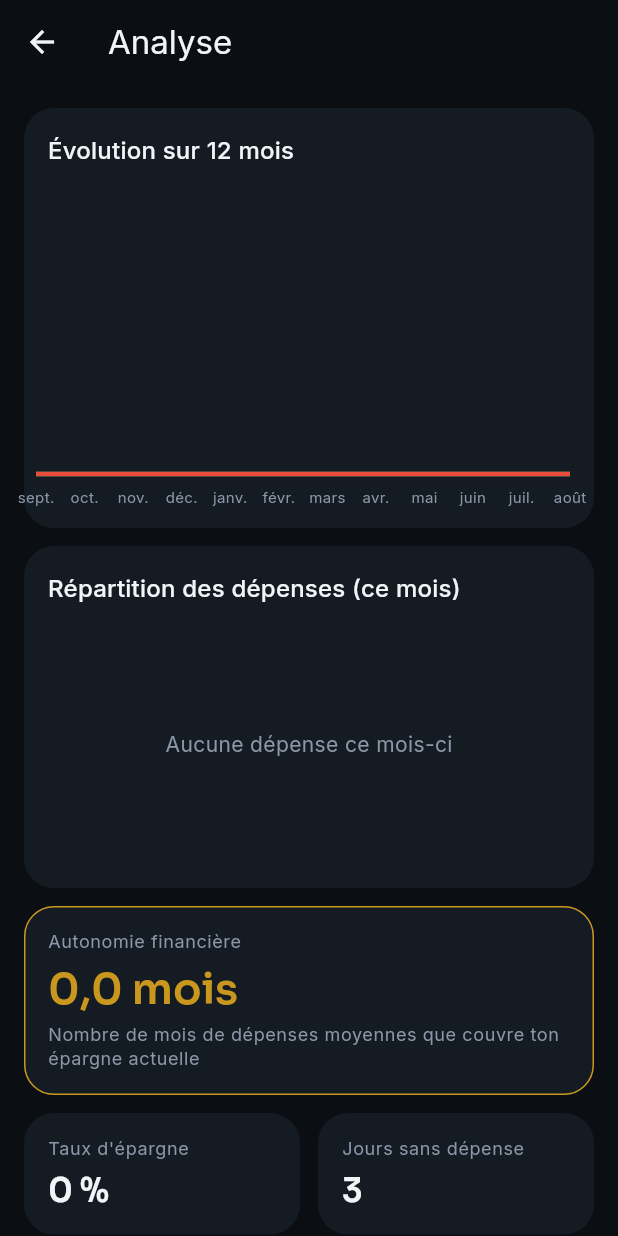
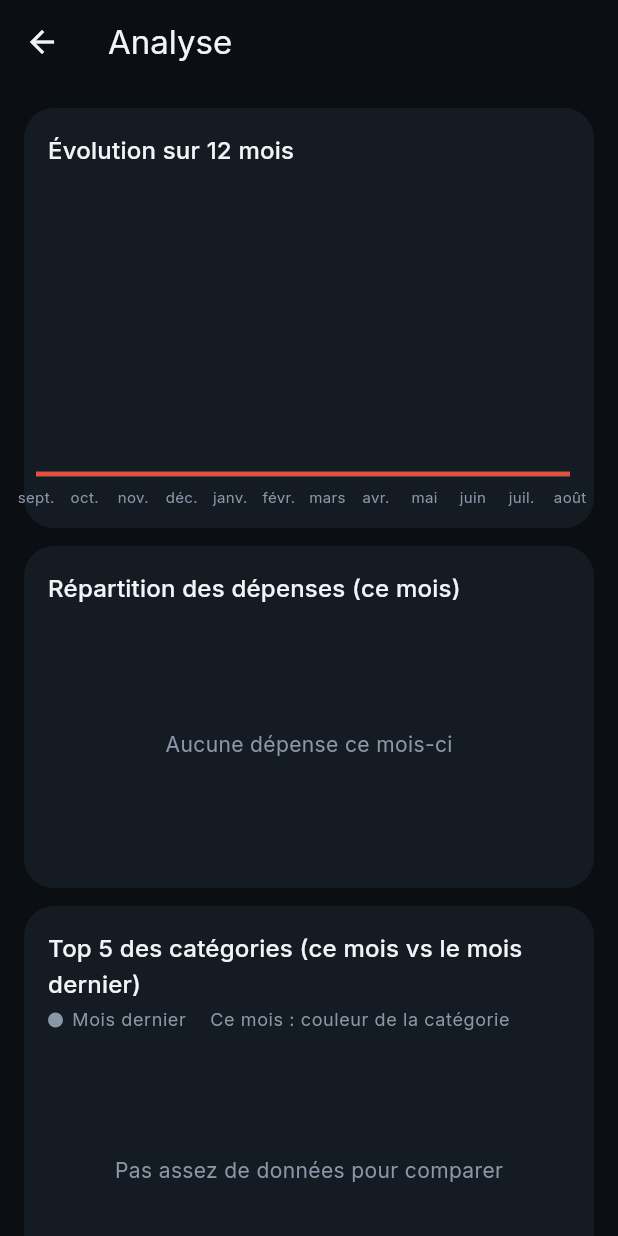
Before and after one commit to Phnix01/koudi_na, a Flutter app: the AnalyseScreen screen opened directly, on a phone screen of 412 x 824 dp. Run offline on Flutter 3.47's test engine with Material 3 defaults, Android fonts, the phone set to English and light mode, and no system bars; drawn by our look-alikes of fl_chart; our stand-ins replace csv, flutter_riverpod, google_fonts, hive_ce, hive_ce_flutter, phosphor_flutter and 1 more; accounts and stored records are empty; statements that could not run were skipped.

Commit message:
feat: Ajouter la comparaison mensuelle et le graphique associé à l'écran d'analyse

```diff
--- /dev/null
+++ b/lib/logic/services/comparaison_mensuelle.dart
@@ -0,0 +1,67 @@
+import '../../data/models/categorie.dart';
+import '../../data/models/transaction.dart';
+import '../../data/models/type_mouvement.dart';
+
+/// Dépenses d'une catégorie ce mois-ci et le mois précédent, avec la
+/// variation en pourcentage (section 5.1 et 5.2). `variationPourcent`
+/// est `null` quand la catégorie n'avait aucune dépense le mois
+/// précédent : une variation en pourcentage depuis zéro n'a pas de sens.
+typedef ComparaisonCategorie = ({
+  Categorie categorie,
+  int moisCourant,
+  int moisPrecedent,
+  double? variationPourcent,
+});
+
+/// Triée par dépense du mois courant, décroissante. Fonction pure —
+/// aucun accès à Hive ici.
+List<ComparaisonCategorie> calculerComparaisonMensuelle(
+  List<Transaction> transactions,
+  List<Categorie> categories, {
+  DateTime? maintenant,
+}) {
+  final reference = maintenant ?? DateTime.now();
+  final moisPrecedentRef = DateTime(reference.year, reference.month - 1);
+  final categorieParId = {for (final c in categories) c.id: c};
+
+  final moisCourantParCategorie = <String, int>{};
+  final moisPrecedentParCategorie = <String, int>{};
+
+  for (final transaction in transactions) {
+    if (transaction.type != TypeMouvement.depense) continue;
+    if (transaction.date.year == reference.year &&
+        transaction.date.month == reference.month) {
+      moisCourantParCategorie[transaction.categorieId] =
+          (moisCourantParCategorie[transaction.categorieId] ?? 0) +
+          transaction.montant;
+    } else if (transaction.date.year == moisPrecedentRef.year &&
+        transaction.date.month == moisPrecedentRef.month) {
+      moisPrecedentParCategorie[transaction.categorieId] =
+          (moisPrecedentParCategorie[transaction.categorieId] ?? 0) +
+          transaction.montant;
+    }
+  }
+
+  final idsCategories = {
+    ...moisCourantParCategorie.keys,
+    ...moisPrecedentParCategorie.keys,
+  };
+  final resultat = <ComparaisonCategorie>[];
+  for (final id in idsCategories) {
+    final categorie = categorieParId[id];
+    if (categorie == null) continue; // catégorie introuvable : ignorée
+    final courant = moisCourantParCategorie[id] ?? 0;
+    final precedent = moisPrecedentParCategorie[id] ?? 0;
+    final variation = precedent > 0
+        ? ((courant - precedent) / precedent) * 100
+        : null;
+    resultat.add((
+      categorie: categorie,
+      moisCourant: courant,
+      moisPrecedent: precedent,
+      variationPourcent: variation,
+    ));
+  }
+  resultat.sort((a, b) => b.moisCourant.compareTo(a.moisCourant));
+  return resultat;
+}
--- a/lib/ui/screens/analyse_screen.dart
+++ b/lib/ui/screens/analyse_screen.dart
@@ -3,18 +3,22 @@ import 'package:flutter_riverpod/flutter_riverpod.dart';
 import 'package:intl/intl.dart';
 
 import '../../core/theme/app_colors.dart';
+import '../../core/utils/couleur_utils.dart';
 import '../../core/utils/formatters.dart';
 import '../../logic/providers/repositories_providers.dart';
+import '../../logic/services/comparaison_mensuelle.dart';
 import '../../logic/services/evolution_mensuelle.dart';
 import '../../logic/services/indicateurs_analyse.dart';
 import '../../logic/services/repartition_categories.dart';
+import '../widgets/graphique_comparaison.dart';
 import '../widgets/graphique_evolution_mensuelle.dart';
 import '../widgets/graphique_repartition.dart';
 
 /// Écran C, en construction (section 5) : les indicateurs calculés
-/// (section 5.2) et les deux premiers des sept graphiques (évolution
-/// mensuelle, répartition des dépenses). Les cinq autres visualisations
-/// et les observations automatiques arriveront dans les étapes suivantes.
+/// (section 5.2) et trois des sept graphiques (évolution mensuelle,
+/// répartition des dépenses, comparaison mensuelle + Top 5). Les
+/// quatre autres visualisations et les observations automatiques
+/// arriveront dans les étapes suivantes.
 class AnalyseScreen extends ConsumerWidget {
   const AnalyseScreen({super.key});
 
@@ -40,6 +44,11 @@ class AnalyseScreen extends ConsumerWidget {
             toutesLesTransactions,
             categories,
           );
+          final comparaison = calculerComparaisonMensuelle(
+            toutesLesTransactions,
+            categories,
+          );
+          final top5 = comparaison.take(5).toList();
 
           return ListView(
             padding: const EdgeInsets.all(16),
@@ -76,6 +85,40 @@ class AnalyseScreen extends ConsumerWidget {
                       ),
                       const SizedBox(height: 12),
                       GraphiqueRepartition(parts: repartition),
+                    ],
+                  ),
+                ),
+              ),
+              const SizedBox(height: 12),
+              Card(
+                child: Padding(
+                  padding: const EdgeInsets.all(16),
+                  child: Column(
+                    crossAxisAlignment: CrossAxisAlignment.start,
+                    children: [
+                      Text(
+                        'Top 5 des catégories (ce mois vs le mois dernier)',
+                        style: Theme.of(context).textTheme.titleMedium,
+                      ),
+                      const SizedBox(height: 4),
+                      Row(
+                        children: [
+                          const _PastilleLegende(
+                            couleur: AppColors.textMuted,
+                            libelle: 'Mois dernier',
+                          ),
+                          const SizedBox(width: 16),
+                          Text(
+                            'Ce mois : couleur de la catégorie',
+                            style: Theme.of(context).textTheme.bodySmall
+                                ?.copyWith(color: AppColors.textMuted),
+                          ),
+                        ],
+                      ),
+                      const SizedBox(height: 12),
+                      GraphiqueComparaison(comparaisons: top5),
+                      const SizedBox(height: 12),
+                      for (final ligne in top5) _LigneTop5(comparaison: ligne),
                     ],
                   ),
                 ),
@@ -207,3 +250,79 @@ class _CarteIndicateur extends StatelessWidget {
     );
   }
 }
+
+class _PastilleLegende extends StatelessWidget {
+  const _PastilleLegende({required this.couleur, required this.libelle});
+
+  final Color couleur;
+  final String libelle;
+
+  @override
+  Widget build(BuildContext context) {
+    return Row(
+      mainAxisSize: MainAxisSize.min,
+      children: [
+        Container(
+          width: 10,
+          height: 10,
+          decoration: BoxDecoration(color: couleur, shape: BoxShape.circle),
+        ),
+        const SizedBox(width: 6),
+        Text(
+          libelle,
+          style: Theme.of(
+            context,
+          ).textTheme.bodySmall?.copyWith(color: AppColors.textMuted),
+        ),
+      ],
+    );
+  }
+}
+
+class _LigneTop5 extends StatelessWidget {
+  const _LigneTop5({required this.comparaison});
+
+  final ComparaisonCategorie comparaison;
+
+  @override
+  Widget build(BuildContext context) {
+    final couleurCategorie = depuisHex(comparaison.categorie.couleurHex);
+    final variation = comparaison.variationPourcent;
+    // Pour une dépense, une hausse est un signal négatif (rouge), une
+    // baisse un signal positif (vert) — l'inverse de ce qu'on ferait
+    // pour une entrée.
+    final couleurVariation = variation == null
+        ? AppColors.textMuted
+        : (variation > 0 ? AppColors.negative : AppColors.positive);
+    final texteVariation = variation == null
+        ? 'Nouveau'
+        : '${variation > 0 ? '+' : ''}${variation.round()} %';
+
+    return Padding(
+      padding: const EdgeInsets.symmetric(vertical: 6),
+      child: Row(
+        children: [
+          Container(
+            width: 10,
+            height: 10,
+            decoration: BoxDecoration(
+              color: couleurCategorie,
+              shape: BoxShape.circle,
+            ),
+          ),
+          const SizedBox(width: 8),
+          Expanded(child: Text(comparaison.categorie.libelle)),
+          Text(formaterMontant(comparaison.moisCourant)),
+          const SizedBox(width: 12),
+          Text(
+            texteVariation,
+            style: TextStyle(
+              color: couleurVariation,
+              fontWeight: FontWeight.w600,
+            ),
+          ),
+        ],
+      ),
+    );
+  }
+}
--- /dev/null
+++ b/lib/ui/widgets/graphique_comparaison.dart
@@ -0,0 +1,108 @@
+import 'package:fl_chart/fl_chart.dart';
+import 'package:flutter/material.dart';
+
+import '../../core/theme/app_colors.dart';
+import '../../core/utils/couleur_utils.dart';
+import '../../logic/services/comparaison_mensuelle.dart';
+
+/// Graphique 3 de la section 5.1 : barres groupées, ce mois contre le
+/// mois précédent, catégorie par catégorie. `comparaisons` doit déjà
+/// être limité aux catégories à afficher (le Top 5, à l'appelant de
+/// tronquer — ce widget se contente de dessiner ce qu'on lui donne).
+class GraphiqueComparaison extends StatelessWidget {
+  const GraphiqueComparaison({super.key, required this.comparaisons});
+
+  final List<ComparaisonCategorie> comparaisons;
+
+  @override
+  Widget build(BuildContext context) {
+    if (comparaisons.isEmpty) {
+      return SizedBox(
+        height: 160,
+        child: Center(
+          child: Text(
+            'Pas assez de données pour comparer',
+            style: TextStyle(color: AppColors.textMuted),
+          ),
+        ),
+      );
+    }
+
+    final plusGrandeValeur = comparaisons.fold<int>(0, (max, c) {
+      final pic = c.moisCourant > c.moisPrecedent
+          ? c.moisCourant
+          : c.moisPrecedent;
+      return pic > max ? pic : max;
+    });
+
+    return SizedBox(
+      height: 220,
+      child: BarChart(
+        BarChartData(
+          maxY: plusGrandeValeur == 0 ? 10 : plusGrandeValeur * 1.2,
+          alignment: BarChartAlignment.spaceAround,
+          gridData: FlGridData(
+            drawVerticalLine: false,
+            getDrawingHorizontalLine: (value) =>
+                const FlLine(color: AppColors.surfaceHigh, strokeWidth: 1),
+          ),
+          borderData: FlBorderData(show: false),
+          titlesData: FlTitlesData(
+            topTitles: const AxisTitles(
+              sideTitles: SideTitles(showTitles: false),
+            ),
+            rightTitles: const AxisTitles(
+              sideTitles: SideTitles(showTitles: false),
+            ),
+            leftTitles: const AxisTitles(
+              sideTitles: SideTitles(showTitles: false),
+            ),
+            bottomTitles: AxisTitles(
+              sideTitles: SideTitles(
+                showTitles: true,
+                reservedSize: 32,
+                getTitlesWidget: _libelleCategorie,
+              ),
+            ),
+          ),
+          barGroups: [
+            for (var i = 0; i < comparaisons.length; i++)
+              BarChartGroupData(
+                x: i,
+                barRods: [
+                  BarChartRodData(
+                    toY: comparaisons[i].moisPrecedent.toDouble(),
+                    color: AppColors.textMuted,
+                    width: 10,
+                    borderRadius: BorderRadius.circular(4),
+                  ),
+                  BarChartRodData(
+                    toY: comparaisons[i].moisCourant.toDouble(),
+                    color: depuisHex(comparaisons[i].categorie.couleurHex),
+                    width: 10,
+                    borderRadius: BorderRadius.circular(4),
+                  ),
+                ],
+              ),
+          ],
+        ),
+      ),
+    );
+  }
+
+  Widget _libelleCategorie(double value, TitleMeta meta) {
+    final index = value.round();
+    if (index < 0 || index >= comparaisons.length) {
+      return const SizedBox.shrink();
+    }
+    final libelle = comparaisons[index].categorie.libelle;
+    final court = libelle.length > 8 ? '${libelle.substring(0, 7)}…' : libelle;
+    return Padding(
+      padding: const EdgeInsets.only(top: 8),
+      child: Text(
+        court,
+        style: const TextStyle(color: AppColors.textMuted, fontSize: 10),
+      ),
+    );
+  }
+}
```
Also changed, not shown: .claude/settings.json.
